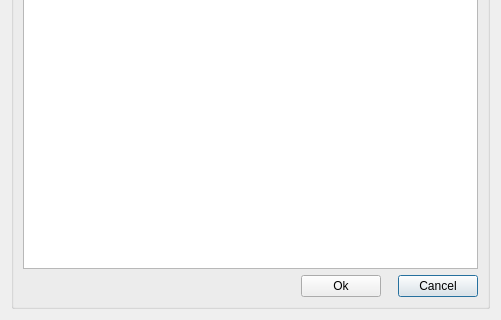
The window that ui/psector_management.ui (Giswater/giswater_qgis_plugin) describes before a commit, drawn with Qt 5; both pictures show x 0 to 501 and y 466 to 786 of the 501 by 786 pixel window.
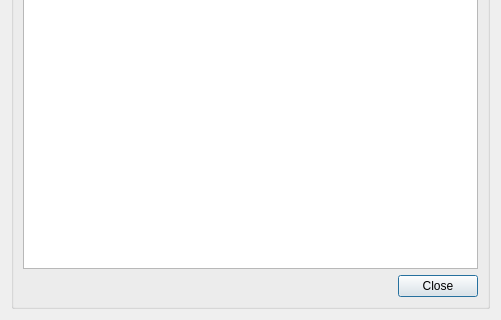
The same window after the commit.

Commit message: #426 harmonize psector_manager

The edit to the form file:
```diff
--- a/ui/psector_management.ui
+++ b/ui/psector_management.ui
@@ -23,7 +23,7 @@
       <item row="3" column="5">
        <widget class="QPushButton" name="btn_cancel">
         <property name="text">
-         <string>Cancel</string>
+         <string>Close</string>
         </property>
        </widget>
       </item>
@@ -76,32 +76,6 @@
         </property>
        </spacer>
       </item>
-      <item row="3" column="4">
-       <widget class="QPushButton" name="btn_accept">
-        <property name="sizePolicy">
-         <sizepolicy hsizetype="Fixed" vsizetype="Fixed">
-          <horstretch>0</horstretch>
-          <verstretch>0</verstretch>
-         </sizepolicy>
-        </property>
-        <property name="text">
-         <string>Ok</string>
-        </property>
-       </widget>
-      </item>
-      <item row="3" column="0" colspan="4">
-       <spacer name="horizontalSpacer">
-        <property name="orientation">
-         <enum>Qt::Horizontal</enum>
-        </property>
-        <property name="sizeHint" stdset="0">
-         <size>
-          <width>40</width>
-          <height>20</height>
-         </size>
-        </property>
-       </spacer>
-      </item>
       <item row="1" column="4">
        <widget class="QPushButton" name="btn_update_psector">
         <property name="text">
@@ -122,6 +96,19 @@
         </property>
        </widget>
       </item>
+      <item row="3" column="0" colspan="5">
+       <spacer name="horizontalSpacer">
+        <property name="orientation">
+         <enum>Qt::Horizontal</enum>
+        </property>
+        <property name="sizeHint" stdset="0">
+         <size>
+          <width>40</width>
+          <height>20</height>
+         </size>
+        </property>
+       </spacer>
+      </item>
      </layout>
     </widget>
    </item>
```
The commit also changes 2 other files.
